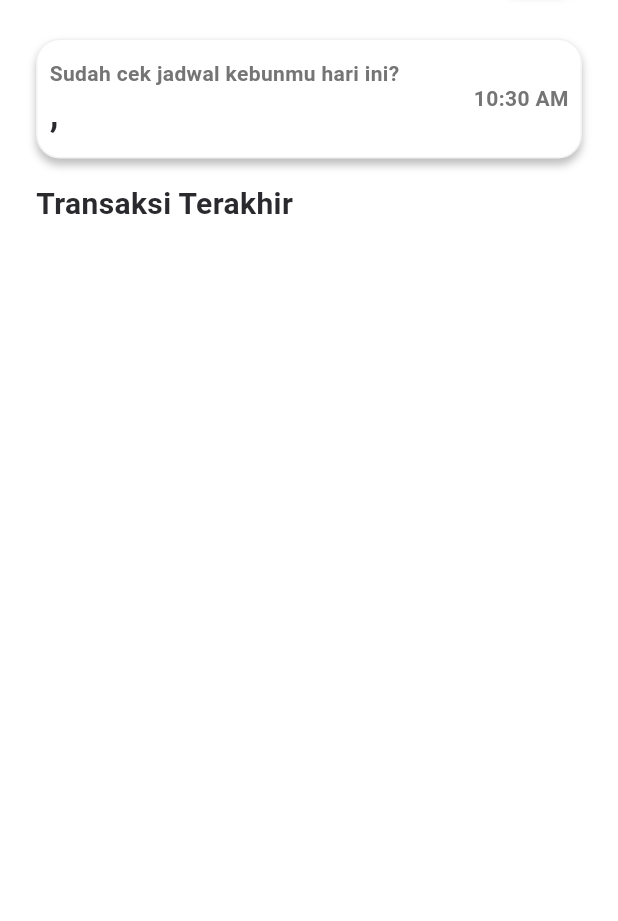
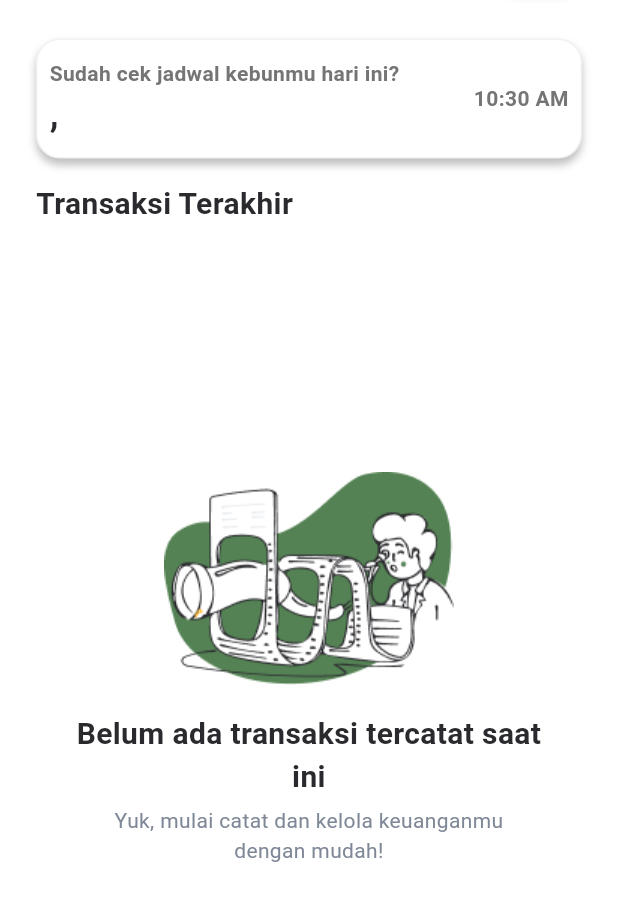
Before and after one commit to Fritzent/PetaniCerdas, a Flutter app: the BerandaPage screen opened directly, on a phone screen of 412 x 824 dp, the part 137-1058 px from its top. Run offline on Flutter 3.47's test engine with Material 3 defaults, Android fonts, the phone set to English and light mode, and no system bars; our stand-ins replace cloud_firestore, firebase_auth, firebase_core, flutter_bloc, flutter_dotenv, flutter_secure_storage and 4 more; missing offline and left inert: bcrypt; accounts and stored records are empty.

Commit message:
Add dashboard latest transaction

```diff
--- /dev/null
+++ b/lib/bloc/dashboard_bloc.dart
@@ -0,0 +1,68 @@
+import 'dart:async';
+
+import 'package:cloud_firestore/cloud_firestore.dart';
+import 'package:flutter/foundation.dart';
+import 'package:flutter_bloc/flutter_bloc.dart';
+import 'package:flutter_secure_storage/flutter_secure_storage.dart';
+import 'package:petani_cerdas/models/transaction.dart';
+
+part 'dashboard_event.dart';
+part 'dashboard_state.dart';
+
+class DashboardBloc extends Bloc<DashboardEvent, DashboardState> {
+  StreamSubscription<QuerySnapshot>? _transactionSubscription;
+  DashboardBloc() : super(DashboardState()) {
+    on<OnGetLatestTransaction>(getLatestTransaction);
+    on<OnEmitLatestTransaction>(emitLatestTransaction);
+  }
+
+  Future<String> getUserId() async {
+    final FlutterSecureStorage secureStorage = FlutterSecureStorage();
+    final String? value = await secureStorage.read(key: 'login_user');
+    return value ?? '';
+  }
+
+  @override
+  Future<void> close() {
+    if (_transactionSubscription != null) {
+      _transactionSubscription?.cancel();
+    }
+    return super.close();
+  }
+
+  void emitLatestTransaction(
+      OnEmitLatestTransaction event, Emitter<DashboardState> emit) {
+    emit(DashboardState(
+      isLoadingLoadLatestTransaction: false,
+      errorMessageLoadLatestTransaction: '',
+      listLatestTransaction: event.list,
+    ));
+  }
+
+  FutureOr<void> getLatestTransaction(
+      OnGetLatestTransaction event, Emitter<DashboardState> emit) async {
+    emit(DashboardState(isLoadingLoadLatestTransaction: true));
+    try {
+      final userId = await getUserId();
+      List<Transactions> latestTransaction = List.empty();
+      _transactionSubscription = FirebaseFirestore.instance
+          .collection('Transaction')
+          .where('user_id', isEqualTo: userId)
+          .snapshots()
+          .listen((QuerySnapshot snapshot) {
+        latestTransaction = snapshot.docs.map((doc) {
+          return Transactions.fromJson(doc.data() as Map<String, dynamic>);
+        }).toList();
+
+        if (!isClosed) {
+          add(OnEmitLatestTransaction(latestTransaction));
+        }
+      });
+    } catch (e) {
+      emit(DashboardState(
+          isLoadingLoadLatestTransaction: false,
+          errorMessageLoadLatestTransaction: e.toString(),
+          listLatestTransaction: List.empty()));
+    }
+  }
+}
--- /dev/null
+++ b/lib/bloc/dashboard_event.dart
@@ -0,0 +1,12 @@
+part of 'dashboard_bloc.dart';
+
+@immutable
+sealed class DashboardEvent {}
+
+class OnGetLatestTransaction extends DashboardEvent {
+}
+
+class OnEmitLatestTransaction extends DashboardEvent {
+  final List<Transactions> list;
+  OnEmitLatestTransaction(this.list);
+}
--- /dev/null
+++ b/lib/bloc/dashboard_state.dart
@@ -0,0 +1,13 @@
+part of 'dashboard_bloc.dart';
+
+class DashboardState {
+  final bool isLoadingLoadLatestTransaction;
+  final List<Transactions> listLatestTransaction;
+  final String errorMessageLoadLatestTransaction;
+
+  DashboardState({
+    this.isLoadingLoadLatestTransaction = false,
+    List<Transactions>? listLatestTransaction,
+    this.errorMessageLoadLatestTransaction = '',
+  }) : listLatestTransaction = listLatestTransaction ?? List.empty();
+}
--- a/lib/pages/dashboard/beranda_page.dart
+++ b/lib/pages/dashboard/beranda_page.dart
@@ -5,7 +5,8 @@ import 'package:gap/gap.dart';
 import 'package:google_fonts/google_fonts.dart';
 import 'package:intl/intl.dart';
 import 'package:petani_cerdas/bloc/auth_user_bloc.dart';
-import 'package:petani_cerdas/bloc/transactions_bloc.dart';
+import 'package:petani_cerdas/bloc/dashboard_bloc.dart';
+import 'package:petani_cerdas/widgets/transactions_item.dart';
 
 import '../../resources/style_config.dart';
 
@@ -28,7 +29,8 @@ class _BerandaPageState extends State<BerandaPage> {
             create: (context) => AuthUserBloc()..add(OnGetUserName()),
           ),
           BlocProvider(
-            create: (context) => TransactionsBloc(),
+            create: (context) => DashboardBloc()..add(OnGetLatestTransaction()),
+            //create: (context) => DashboardBloc(),
           ),
         ],
         child: Scaffold(
@@ -169,7 +171,73 @@ class _BerandaPageState extends State<BerandaPage> {
                       fontSize: FontList.font20,
                       fontWeight: FontWeight.bold,
                       color: ColorList.blackColor),
-                )
+                ),
+                Gap(FontList.font8),
+                BlocBuilder<DashboardBloc, DashboardState>(
+                    builder: (context, state) {
+                  if (state.isLoadingLoadLatestTransaction) {
+                    return Center(
+                      child: CircularProgressIndicator(
+                        color: ColorList.primaryColor,
+                      ),
+                    );
+                  } else if (!state.isLoadingLoadLatestTransaction &&
+                      state.listLatestTransaction.isNotEmpty) {
+                    return Expanded(
+                      child: ListView(
+                        padding: EdgeInsets.only(bottom: FontList.font16),
+                        children: [
+                          ...state.listLatestTransaction.map((transaction) {
+                            return Padding(
+                              padding: const EdgeInsets.only(
+                                  bottom: FontList.font16),
+                              child:
+                                  TransactionsItem(transactions: transaction),
+                            );
+                          })
+                        ],
+                      ),
+                    );
+                  }
+                  return Expanded(
+                    child: Center(
+                      child: Column(
+                        mainAxisAlignment: MainAxisAlignment.center,
+                        crossAxisAlignment: CrossAxisAlignment.center,
+                        children: [
+                          Image.asset('assets/images/empty_transaction.png'),
+                          Gap(FontList.font18),
+                          Padding(
+                            padding: const EdgeInsets.symmetric(
+                              horizontal: FontList.font24,
+                            ),
+                            child: Text(
+                              'Belum ada transaksi tercatat saat ini',
+                              textAlign: TextAlign.center,
+                              style: TextStyle(
+                                  fontWeight: FontWeight.bold,
+                                  fontSize: FontList.font20,
+                                  color: ColorList.blackColor),
+                            ),
+                          ),
+                          Gap(FontList.font4),
+                          Padding(
+                            padding: const EdgeInsets.symmetric(
+                                horizontal: FontList.font48),
+                            child: Text(
+                              'Yuk, mulai catat dan kelola keuanganmu dengan mudah!',
+                              textAlign: TextAlign.center,
+                              style: TextStyle(
+                                  fontWeight: FontWeight.normal,
+                                  fontSize: FontList.font14,
+                                  color: ColorList.grayColor300),
+                            ),
+                          ),
+                        ],
+                      ),
+                    ),
+                  );
+                }),
               ],
             ),
           ),
```
Also changed, not shown: lib/bloc/transactions_bloc.dart (+15 -2 lines).
